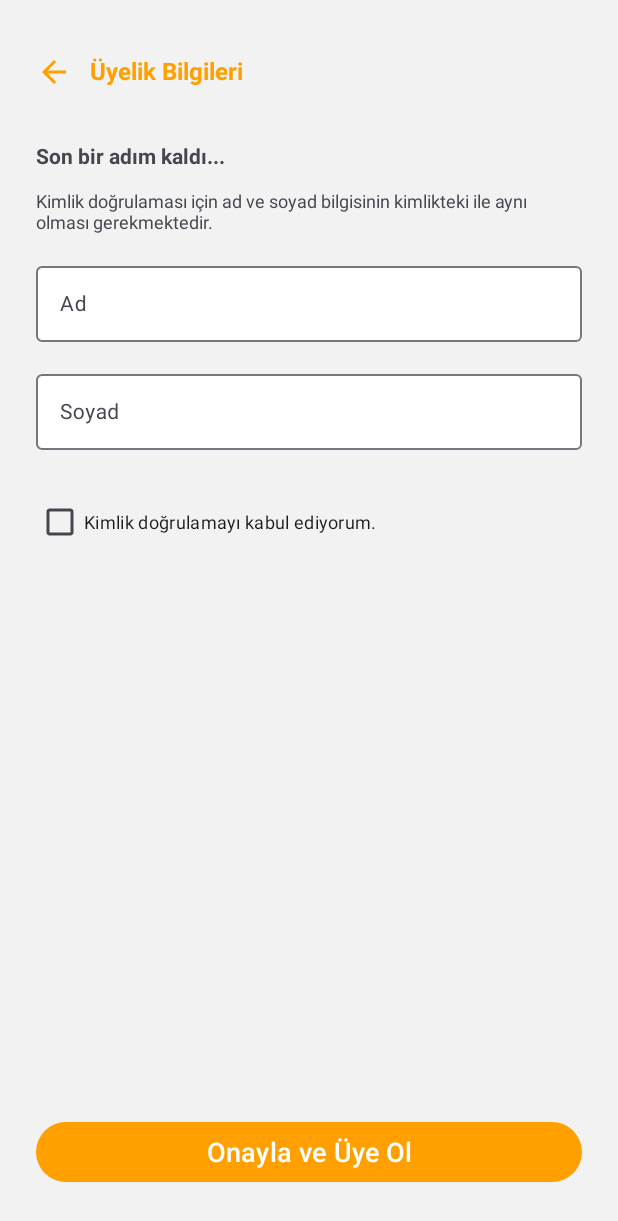
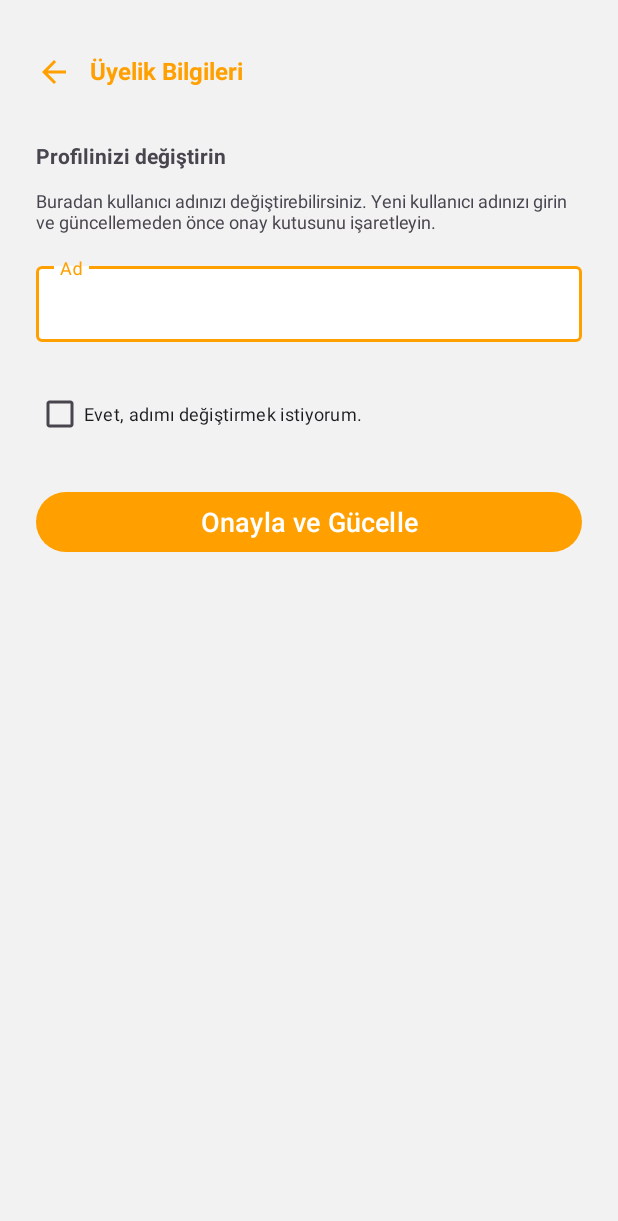
Before and after one commit to ozlemcivelek/EventFlow, an Android app: the ProfileFragment screen opened through its navigation route, on a phone screen of 412 x 824 dp. Shown: the top 1221 px of the screen. Run offline under Robolectric (Android 15) with nearby library versions, the phone set to English and light mode, and no system bars; our stand-ins replace Dagger/Hilt's generated code, Firebase (no records; nobody signed in at launch, a user with empty details on screens opened directly), navigation-ui; 1 statement that could not run was skipped.

Commit message:
Fixed account and profile.

```diff
--- a/app/src/main/java/com/example/eventflow/database/repository/AuthRepository.kt
+++ b/app/src/main/java/com/example/eventflow/database/repository/AuthRepository.kt
@@ -7,6 +7,7 @@ interface AuthRepository {
     val currentUser: FirebaseUser?
     suspend fun login(email: String, password: String): Resource<FirebaseUser>
     suspend fun signUp(name: String, email: String, password: String): Resource<FirebaseUser>
+    suspend fun updateProfile(name: String) : Resource<Boolean>
     fun logout()
 
 }
--- a/app/src/main/java/com/example/eventflow/ui/account/AccountViewModel.kt
+++ b/app/src/main/java/com/example/eventflow/ui/account/AccountViewModel.kt
@@ -1,11 +1,6 @@
 package com.example.eventflow.ui.account
 
-import androidx.lifecycle.LiveData
-import androidx.lifecycle.MutableLiveData
 import androidx.lifecycle.ViewModel
 
 class AccountViewModel: ViewModel() {
-
-    private val _logoutStatus = MutableLiveData<Boolean>()
-    val logoutStatus: LiveData<Boolean> get() = _logoutStatus
 }
--- a/app/src/main/java/com/example/eventflow/ui/auth/AuthViewModel.kt
+++ b/app/src/main/java/com/example/eventflow/ui/auth/AuthViewModel.kt
@@ -21,6 +21,9 @@ class AuthViewModel @Inject constructor(
 
     private val _signupFlow = MutableLiveData<Resource<FirebaseUser>?>(null)
     val signupFlow: LiveData<Resource<FirebaseUser>?> = _signupFlow
+
+    private val _updateFlow = MutableLiveData<Resource<Boolean>?>(null)
+    val updateFlow: LiveData<Resource<Boolean>?> = _updateFlow
 
     private val _logoutStatus = MutableLiveData<Boolean>()
     val logoutStatus: LiveData<Boolean> get() = _logoutStatus
@@ -46,11 +49,18 @@ class AuthViewModel @Inject constructor(
         _signupFlow.value = result
     }
 
+    fun updateProfile(name: String) = viewModelScope.launch {
+        _updateFlow.value = Resource.Loading
+        val result = repository.updateProfile(name)
+        _updateFlow.value = result
+    }
+
     fun logout() {
         repository.logout()
         _logoutStatus.value = true
         _loginFlow.value = null
         _signupFlow.value = null
+        _updateFlow.value = null
     }
 
 }
--- /dev/null
+++ b/app/src/main/java/com/example/eventflow/utils/AppCompatExt.kt
@@ -0,0 +1,19 @@
+package com.example.eventflow.utils
+
+import android.content.Context
+import android.view.View
+import android.view.inputmethod.InputMethodManager
+import androidx.appcompat.app.AppCompatActivity
+import androidx.fragment.app.Fragment
+
+fun AppCompatActivity.showKeyboard(view: View) {
+    view.requestFocus()
+    val imm = getSystemService(Context.INPUT_METHOD_SERVICE) as InputMethodManager
+    imm.showSoftInput(view, InputMethodManager.SHOW_IMPLICIT)
+}
+
+fun Fragment.showKeyboard(view: View) {
+    (requireActivity() as? AppCompatActivity)?.let {
+        it.showKeyboard(view)
+    }
+}
--- a/app/src/main/res/layout/fragment_profile.xml
+++ b/app/src/main/res/layout/fragment_profile.xml
@@ -36,7 +36,7 @@
         android:id="@+id/title1"
         android:layout_width="wrap_content"
         android:layout_height="wrap_content"
-        android:text="Son bir adım kaldı..."
+        android:text="Profilinizi değiştirin"
         android:layout_marginTop="36dp"
         android:textSize="14sp"
         android:textStyle="bold"
@@ -48,7 +48,7 @@
         android:id="@+id/textView"
         android:layout_width="wrap_content"
         android:layout_height="wrap_content"
-        android:text="Kimlik doğrulaması için ad ve soyad bilgisinin kimlikteki ile aynı olması gerekmektedir."
+        android:text="@string/change_name_info"
         android:layout_marginTop="12dp"
         android:textSize="12sp"
         android:textAlignment="textStart"
@@ -74,46 +74,39 @@
 
     </com.google.android.material.textfield.TextInputLayout>
 
-    <com.google.android.material.textfield.TextInputLayout
-        android:id="@+id/profileSurname"
-        android:layout_width="match_parent"
-        android:layout_height="56dp"
-        android:layout_marginTop="16dp"
-        android:hint="Soyad"
-        app:boxBackgroundColor="@color/white"
-        app:layout_constraintStart_toStartOf="parent"
-        app:layout_constraintEnd_toEndOf="parent"
-        app:layout_constraintTop_toBottomOf="@+id/profileName">
-
-        <com.google.android.material.textfield.TextInputEditText
-            android:id="@+id/profileSurnameEditText"
-            android:layout_width="match_parent"
-            android:layout_height="wrap_content"
-            android:textSize="14sp" />
-
-    </com.google.android.material.textfield.TextInputLayout>
-
     <androidx.appcompat.widget.AppCompatCheckBox
+        android:id="@+id/checkbox"
         android:layout_width="wrap_content"
         android:layout_height="wrap_content"
         android:layout_marginTop="24dp"
         app:checkedState="checked"
         android:buttonTint="@color/primary"
-        android:text="Kimlik doğrulamayı kabul ediyorum."
+        android:text="Evet, adımı değiştirmek istiyorum."
         android:textSize="12sp"
         app:layout_constraintStart_toStartOf="parent"
-        app:layout_constraintTop_toBottomOf="@+id/profileSurname" />
+        app:layout_constraintTop_toBottomOf="@+id/profileName" />
 
+    <TextView
+        android:id="@+id/checkboxError"
+        android:layout_width="wrap_content"
+        android:layout_height="wrap_content"
+        android:text="*Devam etmek için onay kutusunu işaretlemeniz gerekiyor."
+        android:textColor="@android:color/holo_red_dark"
+        android:visibility="gone"
+        android:textSize="9dp"
+        app:layout_constraintTop_toBottomOf="@+id/checkbox"
+        app:layout_constraintStart_toStartOf="parent"/>
 
     <Button
-        android:id="@id/eventSaveButton"
+        android:id="@+id/profileUpdateButton"
         android:layout_width="match_parent"
         android:layout_height="wrap_content"
+        android:layout_marginTop="24dp"
         android:layout_marginBottom="32dp"
-        android:text="Onayla ve Üye Ol"
+        android:text="Onayla ve Gücelle"
         android:textColor="@color/white"
         android:textSize="18dp"
-        app:layout_constraintBottom_toBottomOf="parent"
+        app:layout_constraintTop_toBottomOf="@+id/checkboxError"
         app:layout_constraintEnd_toEndOf="parent"
         app:layout_constraintStart_toStartOf="parent">
 
--- a/app/src/main/res/values/strings.xml
+++ b/app/src/main/res/values/strings.xml
@@ -12,4 +12,5 @@
     <string name="sign_up_upper">KAYIT OL</string>
     <string name="already_signup">Zaten üye misin?</string>
     <string name="login_lower">Giriş Yap</string>
+    <string name="change_name_info">Buradan kullanıcı adınızı değiştirebilirsiniz. Yeni kullanıcı adınızı girin ve güncellemeden önce onay kutusunu işaretleyin.</string>
 </resources>
```
Also changed, not shown: app/src/main/java/com/example/eventflow/database/repository/AuthRepositoryImpl.kt (+17 -0 lines), app/src/main/java/com/example/eventflow/ui/account/AccountFragment.kt (+10 -2 lines), app/src/main/java/com/example/eventflow/ui/account/ProfileFragment.kt (+59 -2 lines).
